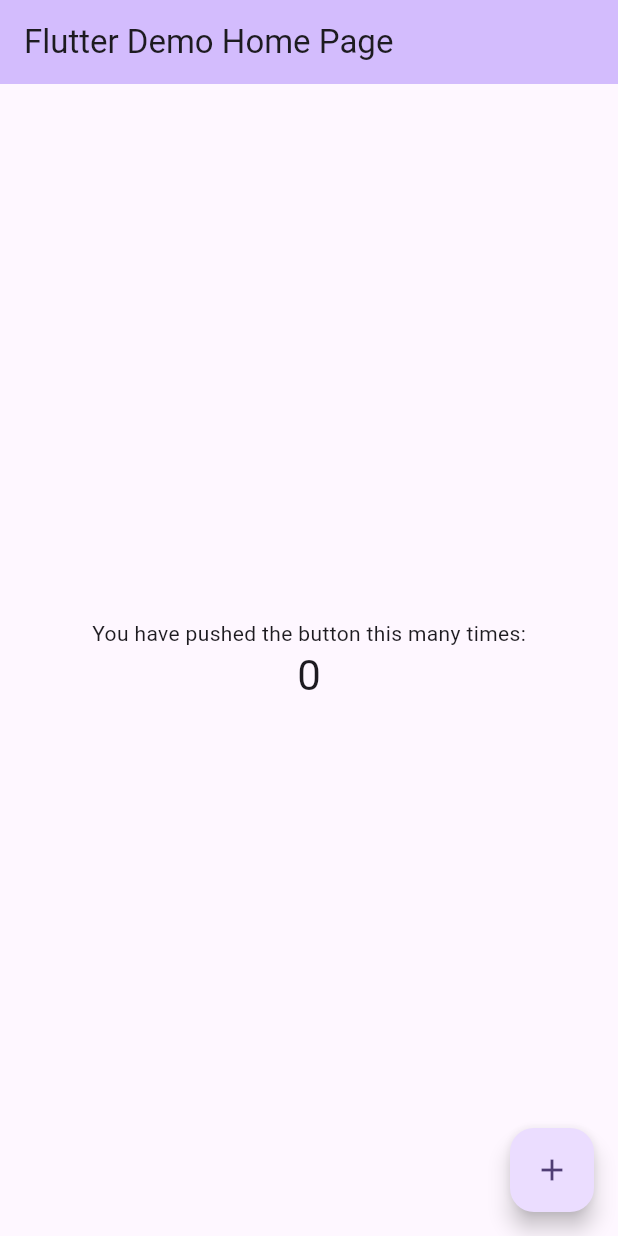
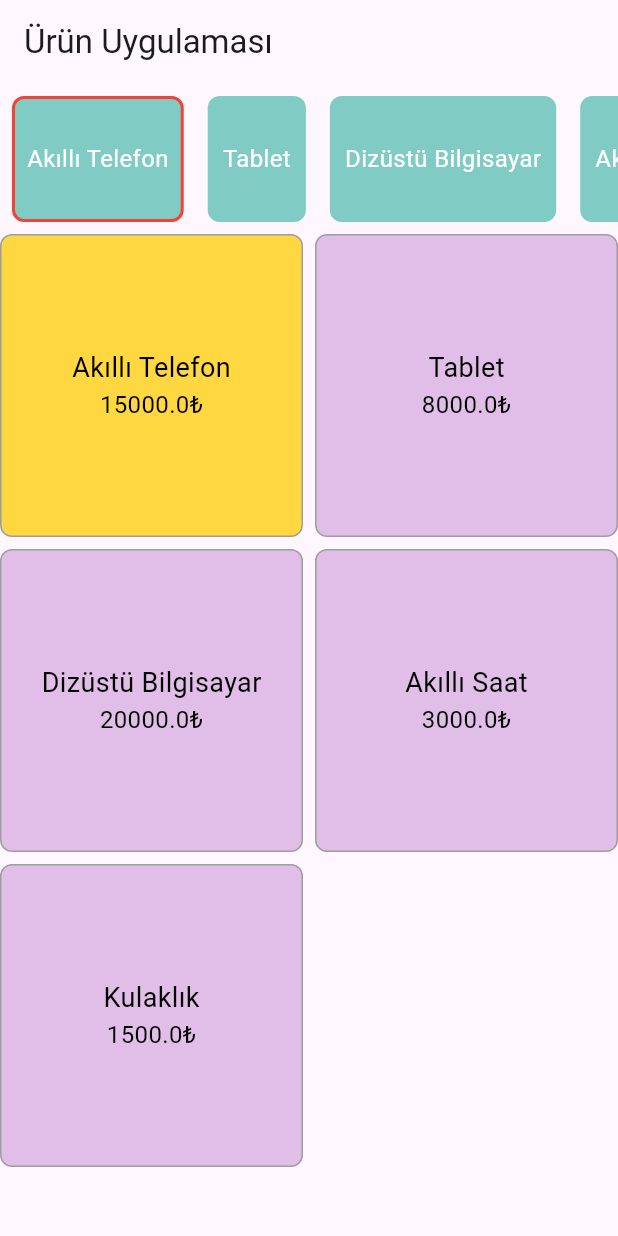
Before and after one commit to beyzaadere/mobil_odev4, a Flutter app: the screen it shows after launch, on a phone screen of 412 x 824 dp. Run offline on Flutter 3.47's test engine with Material 3 defaults, Android fonts, the phone set to English and light mode, and no system bars.

Commit message:
Update main.dart

```diff
--- a/lib/main.dart
+++ b/lib/main.dart
@@ -1,125 +1,152 @@
+// Flutter ana paketini import ediyoruz.
+// Bu paket, uygulamanın temel yapı taşlarını sağlar.
 import 'package:flutter/material.dart';
 
 void main() {
-  runApp(const MyApp());
+  // Uygulamanın giriş noktası olan ana fonksiyon.
+  runApp(MyApp());
 }
 
+// Ana uygulama widget'ı olan MyApp sınıfı.
 class MyApp extends StatelessWidget {
-  const MyApp({super.key});
-
-  // This widget is the root of your application.
   @override
   Widget build(BuildContext context) {
     return MaterialApp(
-      title: 'Flutter Demo',
+      title: 'Ürün Uygulaması', // Uygulamanın adı.
       theme: ThemeData(
-        // This is the theme of your application.
-        //
-        // TRY THIS: Try running your application with "flutter run". You'll see
-        // the application has a purple toolbar. Then, without quitting the app,
-        // try changing the seedColor in the colorScheme below to Colors.green
-        // and then invoke "hot reload" (save your changes or press the "hot
-        // reload" button in a Flutter-supported IDE, or press "r" if you used
-        // the command line to start the app).
-        //
-        // Notice that the counter didn't reset back to zero; the application
-        // state is not lost during the reload. To reset the state, use hot
-        // restart instead.
-        //
-        // This works for code too, not just values: Most code changes can be
-        // tested with just a hot reload.
-        colorScheme: ColorScheme.fromSeed(seedColor: Colors.deepPurple),
-        useMaterial3: true,
+        primarySwatch: Colors.teal, // Tema rengi.
       ),
-      home: const MyHomePage(title: 'Flutter Demo Home Page'),
+      home: ProductPage(), // Ana sayfa olarak ProductPage widget'ı atanır.
     );
   }
 }
 
-class MyHomePage extends StatefulWidget {
-  const MyHomePage({super.key, required this.title});
-
-  // This widget is the home page of your application. It is stateful, meaning
-  // that it has a State object (defined below) that contains fields that affect
-  // how it looks.
-
-  // This class is the configuration for the state. It holds the values (in this
-  // case the title) provided by the parent (in this case the App widget) and
-  // used by the build method of the State. Fields in a Widget subclass are
-  // always marked "final".
-
-  final String title;
-
+// Ana sayfa widget'ı olan ProductPage sınıfı.
+// StatefulWidget, sayfa üzerinde değişiklik yapılmasına olanak sağlar.
+class ProductPage extends StatefulWidget {
   @override
-  State<MyHomePage> createState() => _MyHomePageState();
+  _ProductPageState createState() => _ProductPageState();
 }
 
-class _MyHomePageState extends State<MyHomePage> {
-  int _counter = 0;
+// ProductPage widget'ının durumunu yöneten sınıf.
+class _ProductPageState extends State<ProductPage> {
+  // Ürün listesi oluşturuluyor.
+  // Her ürünün adı ve fiyatı ile tanımlanıyor.
+  final List<Product> products = [
+    Product(name: 'Akıllı Telefon', price: 15000),
+    Product(name: 'Tablet', price: 8000),
+    Product(name: 'Dizüstü Bilgisayar', price: 20000),
+    Product(name: 'Akıllı Saat', price: 3000),
+    Product(name: 'Kulaklık', price: 1500),
+  ];
 
-  void _incrementCounter() {
-    setState(() {
-      // This call to setState tells the Flutter framework that something has
-      // changed in this State, which causes it to rerun the build method below
-      // so that the display can reflect the updated values. If we changed
-      // _counter without calling setState(), then the build method would not be
-      // called again, and so nothing would appear to happen.
-      _counter++;
-    });
-  }
+  // Seçili ürünün indeksini tutar. Varsayılan olarak 0.
+  int selectedIndex = 0;
 
   @override
   Widget build(BuildContext context) {
-    // This method is rerun every time setState is called, for instance as done
-    // by the _incrementCounter method above.
-    //
-    // The Flutter framework has been optimized to make rerunning build methods
-    // fast, so that you can just rebuild anything that needs updating rather
-    // than having to individually change instances of widgets.
     return Scaffold(
       appBar: AppBar(
-        // TRY THIS: Try changing the color here to a specific color (to
-        // Colors.amber, perhaps?) and trigger a hot reload to see the AppBar
-        // change color while the other colors stay the same.
-        backgroundColor: Theme.of(context).colorScheme.inversePrimary,
-        // Here we take the value from the MyHomePage object that was created by
-        // the App.build method, and use it to set our appbar title.
-        title: Text(widget.title),
+        title: Text('Ürün Uygulaması'), // Uygulama üst kısmındaki başlık.
       ),
-      body: Center(
-        // Center is a layout widget. It takes a single child and positions it
-        // in the middle of the parent.
-        child: Column(
-          // Column is also a layout widget. It takes a list of children and
-          // arranges them vertically. By default, it sizes itself to fit its
-          // children horizontally, and tries to be as tall as its parent.
-          //
-          // Column has various properties to control how it sizes itself and
-          // how it positions its children. Here we use mainAxisAlignment to
-          // center the children vertically; the main axis here is the vertical
-          // axis because Columns are vertical (the cross axis would be
-          // horizontal).
-          //
-          // TRY THIS: Invoke "debug painting" (choose the "Toggle Debug Paint"
-          // action in the IDE, or press "p" in the console), to see the
-          // wireframe for each widget.
-          mainAxisAlignment: MainAxisAlignment.center,
-          children: <Widget>[
-            const Text(
-              'You have pushed the button this many times:',
+      body: Column(
+        children: [
+          // Ürünlerin yatay bir listede gösterilmesi için Container kullanıyoruz.
+          Container(
+            height: 100, // Yatay liste için sabit yükseklik.
+            child: ListView.builder(
+              scrollDirection: Axis.horizontal, // Yatay kaydırma.
+              itemCount: products.length, // Listede kaç ürün olacağı.
+              itemBuilder: (context, index) {
+                return GestureDetector(
+                  onTap: () {
+                    // Ürün seçildiğinde selectedIndex güncelleniyor.
+                    setState(() {
+                      selectedIndex = index;
+                    });
+                  },
+                  child: Container(
+                    margin: EdgeInsets.all(8), // Kenar boşlukları.
+                    padding: EdgeInsets.all(8), // İçerik boşlukları.
+                    decoration: BoxDecoration(
+                      color: Colors.teal[200],
+                      border: Border.all(
+                        color: selectedIndex == index
+                            ? Colors.red // Seçili ürün kırmızı çerçeveye sahip olur.
+                            : Colors.transparent,
+                        width: 2,
+                      ),
+                      borderRadius: BorderRadius.circular(8), // Yuvarlak kenarlar.
+                    ),
+                    child: Column(
+                      mainAxisAlignment: MainAxisAlignment.center,
+                      children: [
+                        Text(
+                          products[index].name, // Ürün adı gösteriliyor.
+                          style: TextStyle(fontSize: 16, color: Colors.white),
+                        ),
+                      ],
+                    ),
+                  ),
+                );
+              },
             ),
-            Text(
-              '$_counter',
-              style: Theme.of(context).textTheme.headlineMedium,
+          ),
+          // GridView ile ürünlerin ızgarada gösterilmesi.
+          Expanded(
+            child: GridView.builder(
+              gridDelegate: SliverGridDelegateWithFixedCrossAxisCount(
+                crossAxisCount: 2, // 2 sütunlu bir ızgara.
+                crossAxisSpacing: 8, // Sütunlar arası boşluk.
+                mainAxisSpacing: 8, // Satırlar arası boşluk.
+              ),
+              itemCount: products.length,
+              itemBuilder: (context, index) {
+                return GestureDetector(
+                  onTap: () {
+                    // Izgaradaki bir ürün seçildiğinde selectedIndex güncellenir.
+                    setState(() {
+                      selectedIndex = index;
+                    });
+                  },
+                  child: Container(
+                    decoration: BoxDecoration(
+                      color: selectedIndex == index
+                          ? Colors.amberAccent // Seçili ürün vurgulanır.
+                          : Colors.purple[100], // Diğer ürünlerin rengi.
+                      border: Border.all(
+                        color: Colors.grey,
+                      ),
+                      borderRadius: BorderRadius.circular(8),
+                    ),
+                    child: Column(
+                      mainAxisAlignment: MainAxisAlignment.center,
+                      children: [
+                        Text(
+                          products[index].name, // Ürün adı.
+                          style: TextStyle(fontSize: 18, color: Colors.black),
+                        ),
+                        Text(
+                          '${products[index].price}₺', // Ürün fiyatı.
+                          style: TextStyle(fontSize: 16, color: Colors.black),
+                        ),
+                      ],
+                    ),
+                  ),
+                );
+              },
             ),
-          ],
-        ),
+          ),
+        ],
       ),
-      floatingActionButton: FloatingActionButton(
-        onPressed: _incrementCounter,
-        tooltip: 'Increment',
-        child: const Icon(Icons.add),
-      ), // This trailing comma makes auto-formatting nicer for build methods.
     );
   }
 }
+
+// Ürün sınıfı; her ürünün adını ve fiyatını saklar.
+class Product {
+  final String name;
+  final double price;
+
+  Product({required this.name, required this.price});
+}
```
